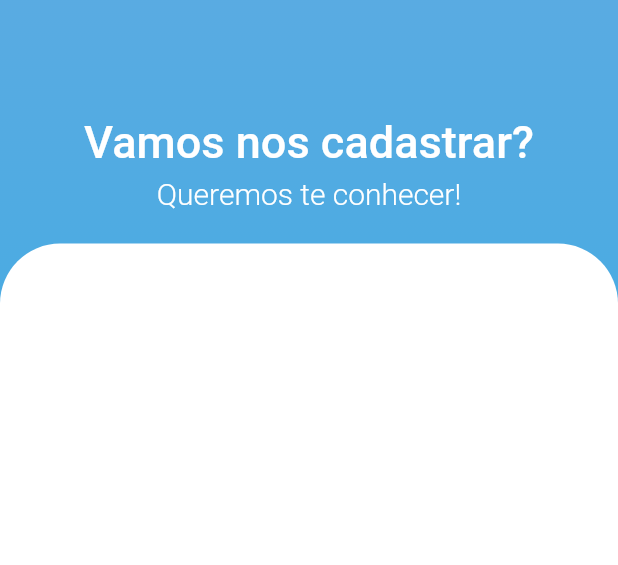
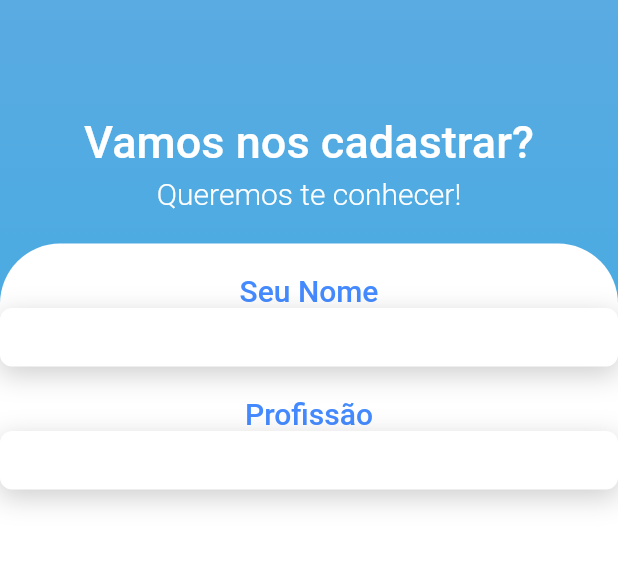
Before and after one commit to Paula-Project/Paula-app, a Flutter app: the SingupPage screen opened by its route, on a phone screen of 412 x 824 dp, the part 221-786 px from its top. Run offline on Flutter 3.47's test engine with Material 2 defaults, Android fonts, the phone set to English and light mode, and no system bars; our stand-ins replace page_transition; Roboto replaces fonts that are missing (Nunito).

Commit message:
Desenvolvimento da Tela singup_page_part1

```diff
--- a/lib/app/views/singup_page_part1.dart
+++ b/lib/app/views/singup_page_part1.dart
@@ -1,5 +1,4 @@
 import 'package:flutter/material.dart';
-import 'package:flutter/rendering.dart';
 
 import 'components/paulaTitle.dart';
 
@@ -77,7 +76,100 @@ class _SingupPageState extends State<SingupPage> {
                                   topLeft: Radius.circular(40.0),
                                   topRight: Radius.circular(40.0),
                                 )),
-                            child:Container()),
+                            child: Column(
+                              children: [
+                                Center(
+                                  child: Column(
+                                    children: [
+                                      Container(
+                                        height: 20,
+                                      ),
+                                      const Text("Seu Nome",
+                                          style: TextStyle(
+                                              color: Colors.blueAccent,
+                                              fontSize: 20,
+                                              fontFamily: "Nunito",
+                                              fontWeight: FontWeight.w500)),
+                                      Container(
+                                        decoration:
+                                            const BoxDecoration(boxShadow: [
+                                          BoxShadow(
+                                            color: Color.fromARGB(50, 0, 0, 0),
+                                            blurRadius: 15,
+                                            offset: Offset(0, 5),
+                                          ),
+                                        ]),
+                                        child: TextField(
+                                          decoration: InputDecoration(
+                                            contentPadding:
+                                                const EdgeInsets.symmetric(
+                                                    vertical: 10,
+                                                    horizontal: 6),
+                                            isDense: true,
+                                            hintText: '****',
+                                            fillColor: Colors.white,
+                                            filled: true,
+                                            border: OutlineInputBorder(
+                                              borderSide: BorderSide.none,
+                                              borderRadius:
+                                                  BorderRadius.circular(8),
+                                            ),
+                                          ),
+                                          obscureText: true,
+                                          style: const TextStyle(
+                                              color: Colors.black),
+                                          onChanged: (value) {
+                                            password = value;
+                                          },
+                                        ),
+                                      ),
+                                      Container(
+                                        height: 20,
+                                      ),
+                                      const Text("Profissão",
+                                          style: TextStyle(
+                                              color: Colors.blueAccent,
+                                              fontSize: 20,
+                                              fontFamily: "Nunito",
+                                              fontWeight: FontWeight.w500)),
+                                      Container(
+                                        decoration:
+                                            const BoxDecoration(boxShadow: [
+                                          BoxShadow(
+                                            color: Color.fromARGB(50, 0, 0, 0),
+                                            blurRadius: 15,
+                                            offset: Offset(0, 5),
+                                          ),
+                                        ]),
+                                        child: TextField(
+                                          decoration: InputDecoration(
+                                            contentPadding:
+                                                const EdgeInsets.symmetric(
+                                                    vertical: 10,
+                                                    horizontal: 6),
+                                            isDense: true,
+                                            hintText: '****',
+                                            fillColor: Colors.white,
+                                            filled: true,
+                                            border: OutlineInputBorder(
+                                              borderSide: BorderSide.none,
+                                              borderRadius:
+                                                  BorderRadius.circular(8),
+                                            ),
+                                          ),
+                                          obscureText: true,
+                                          style: const TextStyle(
+                                              color: Colors.black),
+                                          onChanged: (value) {
+                                            password = value;
+                                          },
+                                        ),
+                                      ),
+                                    ],
+                                  ),
+                                )
+                              ],
+                            )),
                       ),
                     )
                   ]),
```
Also changed, not shown: lib/app/views/login_page.dart (+5 -6 lines).
